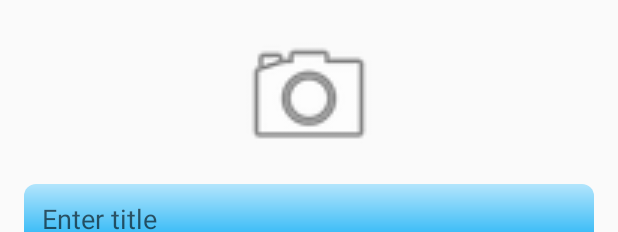
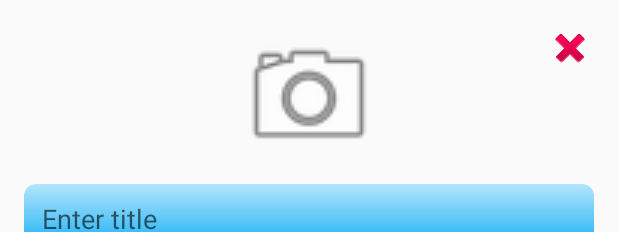
Before and after one commit to dronalexandr/mypass, an Android app: the layout fragment_view_record.xml on its own in the app's theme, with its tools: preview values and no code run, on a phone screen of 412 x 824 dp. Shown: the top 232 px of the screen. Run offline under Robolectric (Android 15) with nearby library versions, the phone set to English and light mode, and no system bars.

Commit message:
Added remove button

```diff
--- a/app/build.gradle
+++ b/app/build.gradle
@@ -48,7 +48,7 @@ dependencies {
     testImplementation 'junit:junit:4.12'
     androidTestImplementation 'androidx.test.ext:junit:1.1.1'
     androidTestImplementation 'androidx.test.espresso:espresso-core:3.2.0'
-    implementation "androidx.core:core-ktx:+"
+    implementation 'androidx.core:core-ktx:+'
     implementation "org.jetbrains.kotlin:kotlin-stdlib-jdk7:$kotlin_version"
     implementation "androidx.multidex:multidex:$multidex_version"
     // Coroutines
--- a/app/src/main/java/com/vegasoft/mypasswords/presentation/MainActivity.kt
+++ b/app/src/main/java/com/vegasoft/mypasswords/presentation/MainActivity.kt
@@ -83,6 +83,10 @@ class MainActivity : AppCompatActivity(), OnListFragmentInteractionListener {
         startActivityForResult(intent, RESULT_VIEW_ACTIVITY)
     }
 
+    override fun removeClick(mRecord: Record?) {
+
+    }
+
     override fun saveClick() {
         (findViewById<View>(R.id.navigation) as BottomNavigationView).selectedItemId = R.id.navigation_home
     }
--- a/app/src/main/java/com/vegasoft/mypasswords/presentation/OnListFragmentInteractionListener.java
+++ b/app/src/main/java/com/vegasoft/mypasswords/presentation/OnListFragmentInteractionListener.java
@@ -5,4 +5,6 @@ import com.vegasoft.mypasswords.data.entity.Record;
 public interface OnListFragmentInteractionListener {
     void onItemClick(Record item);
     void saveClick();
+
+    void removeClick(Record mRecord);
 }
--- a/app/src/main/res/layout/fragment_view_record.xml
+++ b/app/src/main/res/layout/fragment_view_record.xml
@@ -159,6 +159,21 @@
                     tools:ignore="TextFields" />
             </com.google.android.material.textfield.TextInputLayout>
 
+            <ImageButton
+                android:id="@+id/delete_imageButton"
+                android:layout_width="wrap_content"
+                android:layout_height="wrap_content"
+                android:visibility="gone"
+                tools:visibility="visible"
+                app:layout_constraintBottom_toBottomOf="parent"
+                app:layout_constraintEnd_toEndOf="@+id/textInputLayout2"
+                app:layout_constraintHorizontal_bias="1.0"
+                app:layout_constraintStart_toStartOf="parent"
+                app:layout_constraintTop_toTopOf="parent"
+                app:layout_constraintVertical_bias="0.0"
+                android:background="@null"
+                app:srcCompat="@android:drawable/ic_delete"
+                android:contentDescription="@string/remove" />
 
         </androidx.constraintlayout.widget.ConstraintLayout>
     </ScrollView>
```
Also changed, not shown: app/src/main/java/com/vegasoft/mypasswords/presentation/ViewRecordsActivity.java (+17 -0 lines), app/src/main/java/com/vegasoft/mypasswords/presentation/fragments/ViewRecordFragment.java (+22 -4 lines), 7 other files.
